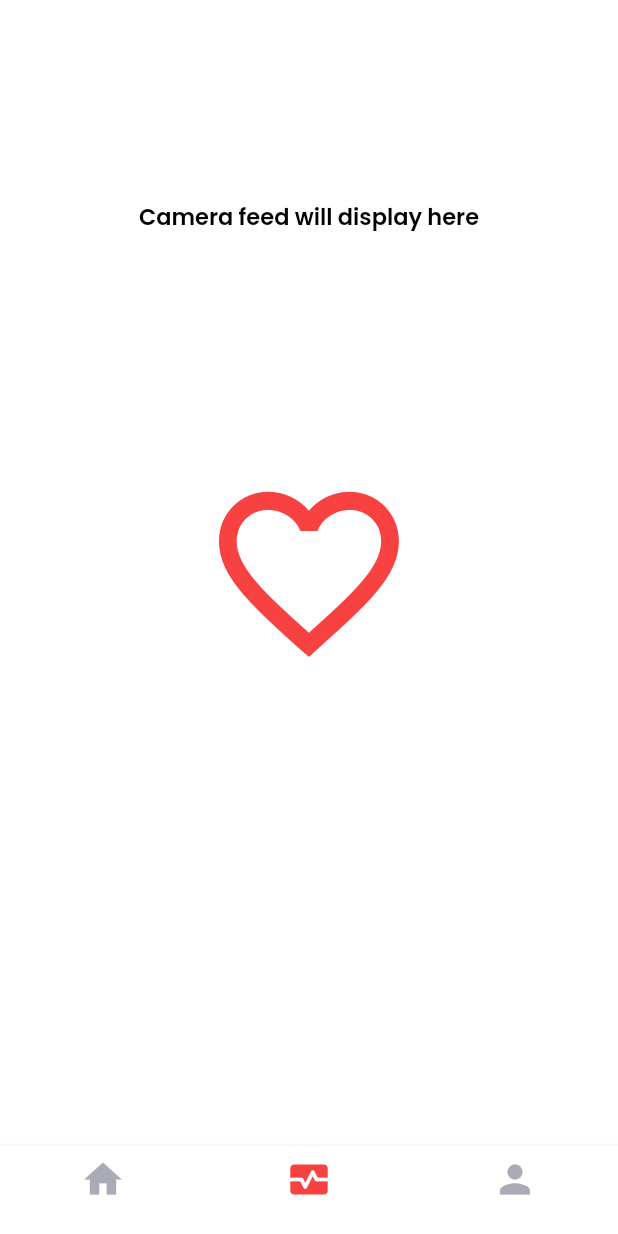
After one commit to Aish1703/Pre_Hack_APP, a Flutter app: the screen it shows after launch, item 2 of the bottom bar chosen, on a phone screen of 412 x 824 dp. The commit adds this screen. Run offline on Flutter 3.47's test engine with Material 2 defaults, Android fonts, the light colour scheme and no system bars; our stand-ins replace camera, charts_flutter, flutter_chat_types, flutter_chat_ui, google_fonts, wakelock.

Commit message:
Change UI

```diff
--- /dev/null
+++ b/hackelth_app/lib/layouts/chart.dart
@@ -0,0 +1,36 @@
+import 'package:charts_flutter/flutter.dart' as charts;
+import 'package:flutter/material.dart';
+
+class Chart extends StatelessWidget {
+  final List<SensorValue> _data;
+
+  const Chart(this._data, {super.key});
+
+  @override
+  Widget build(BuildContext context) {
+    return charts.TimeSeriesChart([
+      charts.Series<SensorValue, DateTime>(
+        id: 'Values',
+        colorFn: (_, __) => charts.MaterialPalette.red.shadeDefault,
+        domainFn: (SensorValue values, _) => values.time,
+        measureFn: (SensorValue values, _) => values.value,
+        data: _data,
+      )
+    ],
+        animate: false,
+        primaryMeasureAxis: const charts.NumericAxisSpec(
+          tickProviderSpec:
+              charts.BasicNumericTickProviderSpec(zeroBound: false),
+          renderSpec: charts.NoneRenderSpec(),
+        ),
+        domainAxis:
+            const charts.DateTimeAxisSpec(renderSpec: charts.NoneRenderSpec()));
+  }
+}
+
+class SensorValue {
+  final DateTime time;
+  final double value;
+
+  SensorValue(this.time, this.value);
+}
--- a/hackelth_app/lib/main.dart
+++ b/hackelth_app/lib/main.dart
@@ -2,6 +2,7 @@ import 'package:flutter/material.dart';
 import 'package:hackelth_app/pages/home_page.dart';
 
 void main() {
+  WidgetsFlutterBinding.ensureInitialized();
   runApp(const MyApp());
 }
 
@@ -11,11 +12,11 @@ class MyApp extends StatelessWidget {
   @override
   Widget build(BuildContext context) {
     return MaterialApp(
-      title: 'Flutter Demo',
-      theme: ThemeData(
-        primarySwatch: Colors.blue,
-      ),
-      home: const HomePage()
-    );
+        title: 'GE-care',
+        theme: ThemeData(
+          primarySwatch: Colors.blue,
+        ),
+        debugShowCheckedModeBanner: false,
+        home: const HomePage());
   }
 }
--- /dev/null
+++ b/hackelth_app/lib/pages/heart_rate_page.dart
@@ -0,0 +1,307 @@
+// ignore_for_file: prefer_const_literals_to_create_immutables
+
+import 'package:camera/camera.dart';
+import 'dart:async';
+import 'package:flutter/material.dart';
+import 'package:hackelth_app/utils/constants.dart';
+import 'package:wakelock/wakelock.dart';
+import '../layouts/chart.dart';
+
+// ignore_for_file: prefer_const_constructors_in_immutables, avoid_single_cascade_in_expression_statements, prefer_final_fields, curly_braces_in_flow_control_structures, prefer_const_constructors, unnecessary_null_comparison, no_leading_underscores_for_local_identifiers, library_private_types_in_public_api
+
+class HeartRatePage extends StatefulWidget {
+  HeartRatePage({Key? key}) : super(key: key);
+  @override
+  _HeartRatePageState createState() {
+    return _HeartRatePageState();
+  }
+}
+
+class _HeartRatePageState extends State<HeartRatePage>
+    with TickerProviderStateMixin {
+  bool _toggled = false;
+  List<SensorValue> _data = [];
+  CameraController? _controller;
+  double _alpha = 0.3;
+  late AnimationController _animationController;
+  double _iconScale = 1;
+  int _bpm = 0;
+  int _fs = 30;
+  int _windowLen = 30 * 6;
+  CameraImage? _image;
+  late double _avg;
+  late DateTime _now;
+  Timer? _timer;
+
+  @override
+  void initState() {
+    _animationController = AnimationController(
+        duration: const Duration(milliseconds: 500), vsync: this);
+
+    _animationController
+      ..addListener(() {
+        setState(() {
+          _iconScale = 1.0 + _animationController.value * 0.4;
+        });
+      });
+    super.initState();
+  }
+
+  void _clearData() {
+    _data.clear();
+    int now = DateTime.now().millisecondsSinceEpoch;
+    for (int i = 0; i < _windowLen; i++)
+      _data.insert(
+          0,
+          SensorValue(
+              DateTime.fromMillisecondsSinceEpoch(now - i * 1000 ~/ _fs), 128));
+  }
+
+  void _toggle() {
+    _clearData();
+    _initController().then((onValue) {
+      Wakelock.enable();
+      _animationController.repeat(reverse: true);
+      setState(() {
+        _toggled = true;
+      });
+      _initTimer();
+      _updateBPM();
+    });
+  }
+
+  void _untoggle() {
+    _disposeController();
+    Wakelock.disable();
+    _animationController.stop();
+    _animationController.value = 0.0;
+    setState(() {
+      _toggled = false;
+    });
+  }
+
+  void _disposeController() {
+    _controller?.dispose();
+  }
+
+  Future<void> _initController() async {
+    try {
+      List cameras = await availableCameras();
+      _controller = CameraController(cameras[0], ResolutionPreset.low);
+      await _controller!.initialize();
+      Future.delayed(const Duration(milliseconds: 100)).then((onValue) {
+        _controller!.setFlashMode(FlashMode.torch);
+      });
+      _controller!.startImageStream((CameraImage image) {
+        _image = image;
+      });
+    } on Exception {
+      debugPrint("Error");
+    }
+  }
+
+  void _initTimer() {
+    _timer = Timer.periodic(Duration(milliseconds: 1000 ~/ _fs), (timer) {
+      if (_toggled) {
+        if (_image != null) _scanImage(_image!);
+      } else {
+        timer.cancel();
+      }
+    });
+  }
+
+  void _scanImage(CameraImage image) {
+    _now = DateTime.now();
+    _avg =
+        image.planes.first.bytes.reduce((value, element) => value + element) /
+            image.planes.first.bytes.length;
+    if (_data.length >= _windowLen) {
+      _data.removeAt(0);
+    }
+    setState(() {
+      _data.add(SensorValue(_now, 255 - _avg));
+    });
+  }
+
+  void _updateBPM() async {
+    List<SensorValue> _values;
+    double _avg;
+    int _n;
+    double _m;
+    double _threshold;
+    double _bpm;
+    int _counter;
+    int _previous;
+    while (_toggled) {
+      _values = List.from(_data); // create a copy of the current data array
+      _avg = 0;
+      _n = _values.length;
+      _m = 0;
+      for (var value in _values) {
+        _avg += value.value / _n;
+        if (value.value > _m) _m = value.value;
+      }
+      _threshold = (_m + _avg) / 2;
+      _bpm = 0;
+      _counter = 0;
+      _previous = 0;
+      for (int i = 1; i < _n; i++) {
+        if (_values[i - 1].value < _threshold &&
+            _values[i].value > _threshold) {
+          if (_previous != 0) {
+            _counter++;
+            _bpm += 60 *
+                1000 /
+                (_values[i].time.millisecondsSinceEpoch - _previous);
+          }
+          _previous = _values[i].time.millisecondsSinceEpoch;
+        }
+      }
+      if (_counter > 0) {
+        _bpm = _bpm / _counter;
+        setState(() {
+          this._bpm = ((1 - _alpha) * this._bpm + _alpha * _bpm).toInt();
+        });
+      }
+      await Future.delayed(Duration(milliseconds: 1000 * _windowLen ~/ _fs));
+    }
+  }
+
+  @override
+  void dispose() {
+    _timer?.cancel();
+    _toggled = false;
+    _disposeController();
+    Wakelock.disable();
+    _animationController.stop();
+    _animationController.dispose();
+    super.dispose();
+  }
+
+  @override
+  Widget build(BuildContext context) {
+    return Scaffold(
+      backgroundColor: Colors.white,
+      body: SafeArea(
+        child: Column(
+          children: <Widget>[
+            Expanded(
+                flex: 1,
+                child: Row(
+                  mainAxisAlignment: MainAxisAlignment.spaceBetween,
+                  children: <Widget>[
+                    Expanded(
+                      flex: 1,
+                      child: Padding(
+                        padding: EdgeInsets.all(12),
+                        child: ClipRRect(
+                          borderRadius: BorderRadius.all(
+                            Radius.circular(18),
+                          ),
+                          child: Column(
+                            mainAxisAlignment: MainAxisAlignment.center,
+                            children: <Widget>[
+                              _controller != null && _toggled
+                                  ? SizedBox(
+                                      height: 70,
+                                      width: 60,
+                                      child: ClipOval(
+                                          child: AspectRatio(
+                                        aspectRatio:
+                                            _controller!.value.aspectRatio,
+                                        child: CameraPreview(
+                                          _controller!,
+                                          child: const Center(
+                                            child: Icon(
+                                              Icons.fingerprint_rounded,
+                                              color: Colors.white,
+                                              size: 60,
+                                            ),
+                                          ),
+                                        ),
+                                      )),
+                                    )
+                                  : Container(
+                                      padding: EdgeInsets.all(12),
+                                      alignment: Alignment.center,
+                                      color: Colors.transparent,
+                                    ),
+                              SizedBox(
+                                height: 10,
+                              ),
+                              Container(
+                                alignment: Alignment.center,
+                                padding: EdgeInsets.all(4),
+                                child: Text(
+                                  _toggled
+                                      ? "Cover both camera and \nflash with your finger"
+                                      : "Camera feed will display here",
+                                  style: GEHackTheme.geStyle(
+                                      size: 15,
+                                      weight: FontWeight.w600,
+                                      color: Colors.black),
+                                  textAlign: TextAlign.center,
+                                ),
+                              )
+                            ],
+                          ),
+                        ),
+                      ),
+                    ),
+                  ],
+                )),
+            Expanded(
+              flex: 1,
+              child: Center(
+                child: Transform.scale(
+                  scale: _iconScale,
+                  child: Stack(alignment: Alignment.center, children: [
+                    IconButton(
+                      icon: Icon(
+                          _toggled ? Icons.favorite : Icons.favorite_outline),
+                      color: GEHackTheme.redColor,
+                      iconSize: MediaQuery.of(context).size.width * 0.35,
+                      onPressed: () {
+                        if (_toggled) {
+                          _untoggle();
+                        } else {
+                          _toggle();
+                        }
+                      },
+                    ),
+                    Center(
+                        child: Column(
+                      mainAxisSize: MainAxisSize.min,
+                      crossAxisAlignment: CrossAxisAlignment.center,
+                      children: <Widget>[
+                        Text(
+                          (_bpm > 30 && _bpm < 150 ? _bpm.toString() : "--"),
+                          style: GEHackTheme.geStyle(
+                              size: 18,
+                              weight: FontWeight.w700,
+                              color: Colors.white),
+                        ),
+                      ],
+                    )),
+                  ]),
+                ),
+              ),
+            ),
+            Expanded(
+              flex: 1,
+              child: Container(
+                margin: EdgeInsets.all(0),
+                decoration: BoxDecoration(
+                    borderRadius: BorderRadius.all(
+                      Radius.circular(18),
+                    ),
+                    color: Colors.white),
+                child: Chart(_data),
+              ),
+            ),
+          ],
+        ),
+      ),
+    );
+  }
+}
--- a/hackelth_app/lib/pages/home_page.dart
+++ b/hackelth_app/lib/pages/home_page.dart
@@ -1,8 +1,8 @@
 // ignore_for_file: prefer_const_constructors
 import 'package:flutter/material.dart';
 import 'package:hackelth_app/pages/front_page.dart';
+import 'package:hackelth_app/pages/heart_rate_page.dart';
 import 'package:hackelth_app/utils/constants.dart';
-
 
 class HomePage extends StatefulWidget {
   const HomePage({Key? key}) : super(key: key);
@@ -15,14 +15,13 @@ class _HomePageState extends State<HomePage> {
   int currentIndex = 0;
   int index = 0;
 
-   List pages = [
-    FrontPage(),
-    Scaffold(),
-  ];
+  List<Widget> pages = [FrontPage(), HeartRatePage(), Scaffold()];
 
   @override
   Widget build(BuildContext context) {
     return Scaffold(
+      resizeToAvoidBottomInset: true,
+      extendBody: true,
       backgroundColor: Colors.white.withOpacity(0.95),
       bottomNavigationBar: BottomNavigationBar(
         elevation: 3.0,
@@ -38,7 +37,12 @@ class _HomePageState extends State<HomePage> {
               icon: Icon(
                 Icons.home,
                 size: 30,
-
+              ),
+              label: ""),
+          BottomNavigationBarItem(
+              icon: Icon(
+                Icons.monitor_heart,
+                size: 30,
               ),
               label: ""),
           BottomNavigationBarItem(
--- a/hackelth_app/pubspec.yaml
+++ b/hackelth_app/pubspec.yaml
@@ -39,6 +39,9 @@ dependencies:
   google_fonts: ^3.0.1
   flutter_chat_ui: ^1.6.4
   http: ^0.13.5
+  camera: ^0.10.0+1
+  charts_flutter: ^0.12.0
+  wakelock: ^0.6.2
 
 dev_dependencies:
   flutter_test:
```
Also changed, not shown: hackelth_app/lib/pages/chat_page.dart (+9 -1 lines), hackelth_app/lib/pages/front_page.dart (+5 -3 lines), hackelth_app/lib/widgets/message_bubble.dart (deleted), hackelth_app/pubspec.lock, 1 other file.
